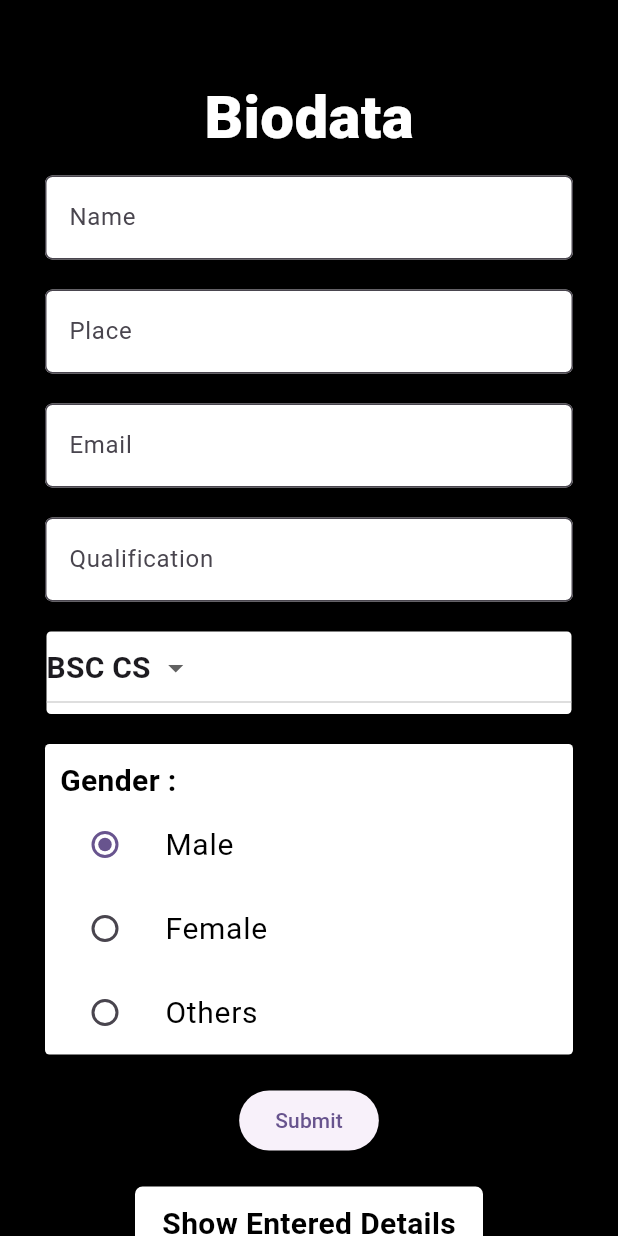
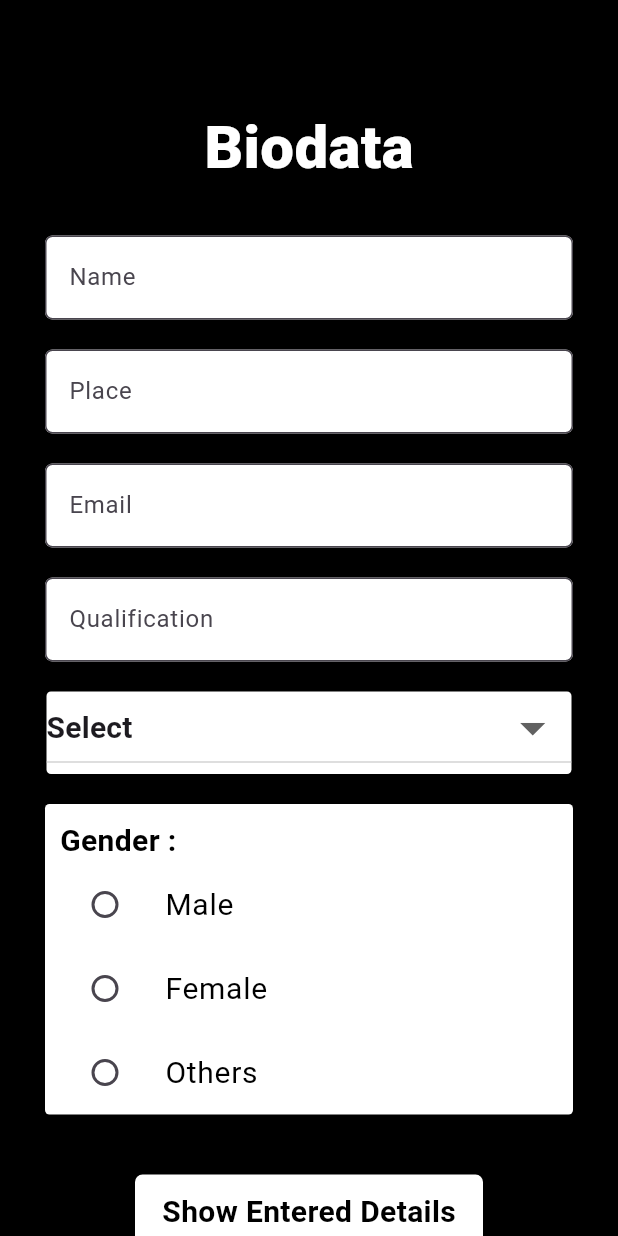
Before and after one commit to jibindas-kv/Futter_Widget_Basics, a Flutter app: the screen it shows after launch, on a phone screen of 412 x 824 dp. Run offline on Flutter 3.47's test engine with Material 3 defaults, Android fonts, the light colour scheme and no system bars; our stand-ins replace flutter_screenutil, fluttertoast, image_picker, lottie, shared_preferences.

Commit message:
05-09-2024

```diff
--- a/lib/Biodata/Biodata_field.dart
+++ b/lib/Biodata/Biodata_field.dart
@@ -1,6 +1,8 @@
 import 'package:flutter/material.dart';
+import 'package:fluttertoast/fluttertoast.dart';
 import 'package:jibin_flutter/Biodata/Biodata_details.dart';
 import 'package:shared_preferences/shared_preferences.dart';
+
 
 class Biodata_field extends StatefulWidget {
   const Biodata_field({super.key});
@@ -10,13 +12,33 @@ class Biodata_field extends StatefulWidget {
 }
 
 class _Biodata_fieldState extends State<Biodata_field> {
+
+  void _showSnackBar(BuildContext context) {
+    final snackBar = SnackBar(
+      content: Text('Select Value'),
+      action: SnackBarAction(
+        label: 'Undo',
+        onPressed: () {
+          // Code to undo the change.
+        },
+      ),
+    );
+
+    // Find the ScaffoldMessenger in the widget tree and use it to show a SnackBar.
+    ScaffoldMessenger.of(context).showSnackBar(snackBar);
+  }
+
+
   var Name_ctrl = TextEditingController();
   var Place_ctrl = TextEditingController();
   var Email_ctrl = TextEditingController();
   var Qualification_ctrl = TextEditingController();
-  String _selectedValue = 'Male';
 
-  String Degree = 'BSC CS';
+  String _selectedValue = 'null';
+
+  String Degree = 'Select';
+
+  final formkey = GlobalKey<FormState>();
 
   final List<String> _options = [
     'BSC CS',
@@ -25,6 +47,7 @@ class _Biodata_fieldState extends State<Biodata_field> {
     'MSC CS',
     'MCA',
     'M Tech',
+    'Select'
   ];
   Future<void> Add_data_sp() async {
     SharedPreferences data = await SharedPreferences.getInstance();
@@ -43,10 +66,12 @@ class _Biodata_fieldState extends State<Biodata_field> {
     return Scaffold(
       backgroundColor: Colors.black,
       body: SingleChildScrollView(
+        child: Form(
+          key: formkey,
           child: Column(
             children: [
               SizedBox(
-              height: 50,
+                height: 70,
               ),
               Center(
                   child: Text(
@@ -57,13 +82,18 @@ class _Biodata_fieldState extends State<Biodata_field> {
                     color: Colors.white),
               )),
               SizedBox(
-              height: 10,
+                height: 30,
               ),
               Column(
                 children: [
                   Padding(
                     padding: const EdgeInsets.only(left: 30, right: 30),
                     child: TextFormField(
+                      validator: (value) {
+                        if (value!.isEmpty) {
+                          return "Enter Any Value";
+                        }
+                      },
                       controller: Name_ctrl,
                       decoration: InputDecoration(
                           hintText: 'Name',
@@ -86,6 +116,11 @@ class _Biodata_fieldState extends State<Biodata_field> {
                   Padding(
                     padding: const EdgeInsets.only(left: 30, right: 30),
                     child: TextFormField(
+                      validator: (value) {
+                        if (value!.isEmpty) {
+                          return "Enter Any Value";
+                        }
+                      },
                       controller: Place_ctrl,
                       decoration: InputDecoration(
                           hintText: 'Place',
@@ -108,6 +143,11 @@ class _Biodata_fieldState extends State<Biodata_field> {
                   Padding(
                     padding: const EdgeInsets.only(left: 30, right: 30),
                     child: TextFormField(
+                      validator: (value) {
+                        if (value!.isEmpty) {
+                          return "Enter Any Value";
+                        }
+                      },
                       controller: Email_ctrl,
                       decoration: InputDecoration(
                           hintText: 'Email',
@@ -130,6 +170,11 @@ class _Biodata_fieldState extends State<Biodata_field> {
                   Padding(
                     padding: const EdgeInsets.only(left: 30, right: 30),
                     child: TextFormField(
+                      validator: (value) {
+                        if (value!.isEmpty) {
+                          return "Enter Any Value";
+                        }
+                      },
                       controller: Qualification_ctrl,
                       decoration: InputDecoration(
                           hintText: 'Qualification',
@@ -158,6 +203,13 @@ class _Biodata_fieldState extends State<Biodata_field> {
                   ),
                   child: DropdownButton<String>(
                     value: Degree,
+                    icon: Padding(
+                      padding: const EdgeInsets.only(left: 230),
+                      child: Icon(
+                        Icons.arrow_drop_down,
+                        size: 40,
+                      ),
+                    ),
                     items: _options.map((String value) {
                       return DropdownMenuItem<String>(
                         value: value,
@@ -213,6 +265,7 @@ class _Biodata_fieldState extends State<Biodata_field> {
                           style: TextStyle(fontSize: 20, color: Colors.black),
                         ),
                         leading: Radio<String>(
+
                           value: 'Male',
                           groupValue: _selectedValue,
                           onChanged: (String? value) {
@@ -260,16 +313,35 @@ class _Biodata_fieldState extends State<Biodata_field> {
               SizedBox(
                 height: 20,
               ),
-            ElevatedButton(onPressed: Add_data_sp, child: Text("Submit")),
+              // ElevatedButton(
+              //   onPressed: () {
+              //     if (formkey.currentState!.validate()) {
+              //       print("Details Submitted");
+              //       Add_data_sp();
+              //     }
+              //   },
+              //   child: Text("Submit"),
+              // ),
+
+
               Padding(
                 padding: const EdgeInsets.only(top: 20, left: 90, right: 90),
                 child: InkWell(
                   onTap: () {
+                    if (formkey.currentState!.validate() && _selectedValue != 'null' && Degree != 'Select') {
+                      print("Details Submitted");
+                      Add_data_sp();
+
                       Navigator.push(context, MaterialPageRoute(
                         builder: (context) {
                           return Biodata_details();
+
                         },
                       ));
+                    }
+                    else{
+                      _showSnackBar(context);
+                    }
                   },
                   child: Container(
                     height: 50,
@@ -291,6 +363,7 @@ class _Biodata_fieldState extends State<Biodata_field> {
             ],
           ),
         ),
+      ),
     );
   }
 }
--- a/pubspec.yaml
+++ b/pubspec.yaml
@@ -49,6 +49,9 @@ dependencies:
   flutter_screenutil: ^5.9.3
   lottie: ^3.1.2
   shared_preferences: ^2.3.2
+  toast: ^0.3.0
+  toastification: ^2.2.0
+  fluttertoast: ^8.0.7
 
 dev_dependencies:
   flutter_test:
```
Also changed, not shown: pubspec.lock. Lines whose indentation alone changed are shown as unchanged.
